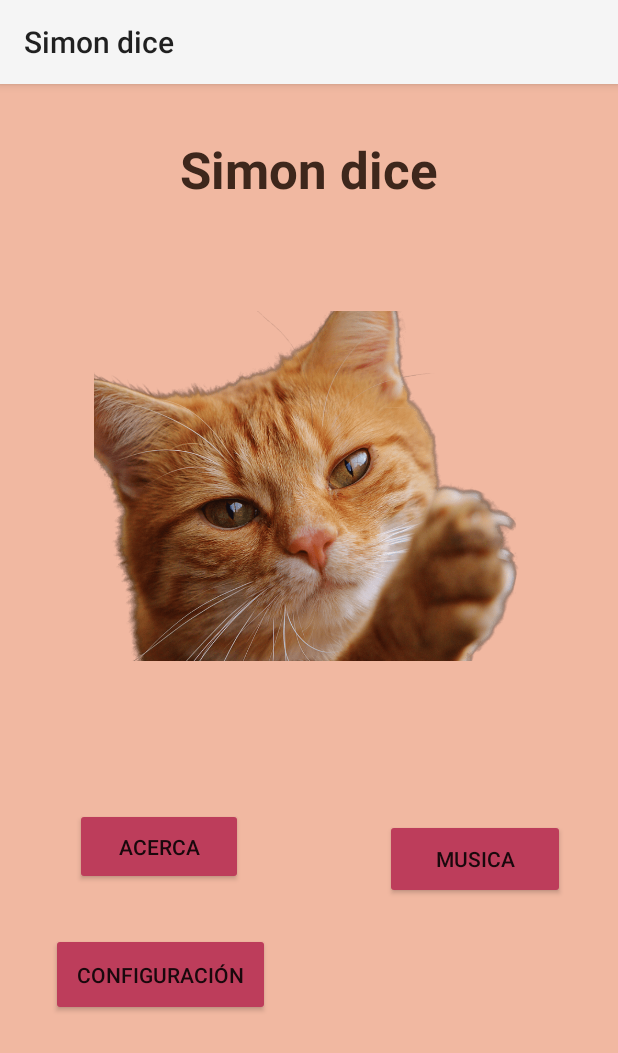
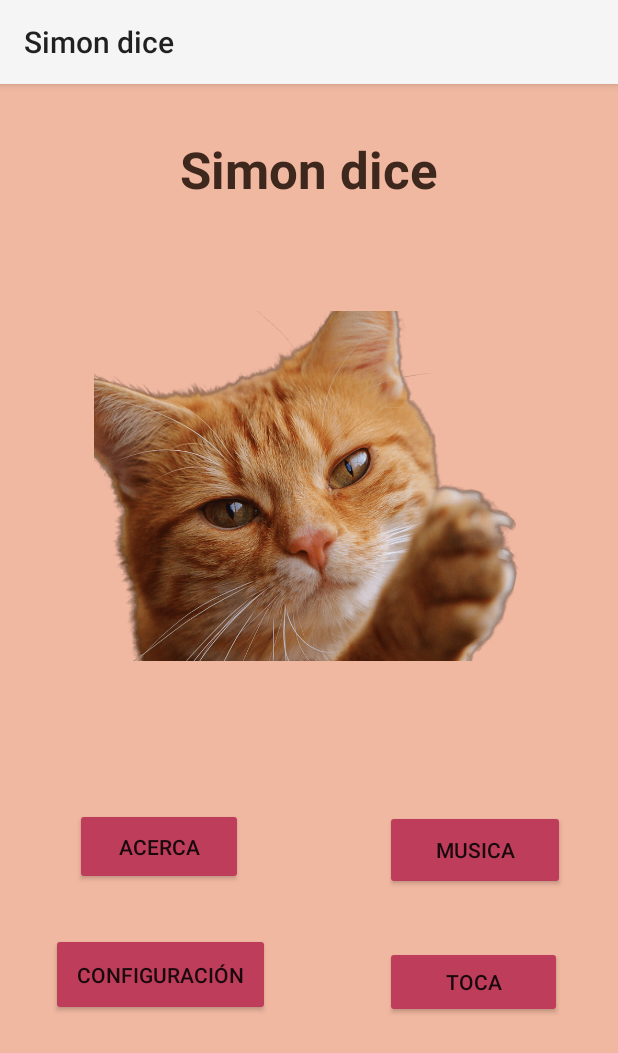
Before and after one commit to LisGC/Simon_dice, an Android app: the screen it shows after launch (MainActivity), on a phone screen of 412 x 824 dp. Shown: the top 1053 px of the screen. Run offline under Robolectric (Android 15) with nearby library versions, the phone set to English and light mode, and no system bars.

Commit message:
cosas de la actividad touch

```diff
--- a/app/src/main/AndroidManifest.xml
+++ b/app/src/main/AndroidManifest.xml
@@ -12,6 +12,9 @@
         android:supportsRtl="true"
         android:theme="@style/Theme.SimonDice"
         tools:targetApi="31">
+        <activity
+            android:name=".TouchActivity"
+            android:exported="false" />
         <activity
             android:name=".SettingsActivity2"
             android:exported="false"
--- a/app/src/main/java/cl/lisgc/simondice/MainActivity.kt
+++ b/app/src/main/java/cl/lisgc/simondice/MainActivity.kt
@@ -36,6 +36,14 @@ class MainActivity : AppCompatActivity() {
             val intentAbout = Intent(this,MusicActivity::class.java)
             startActivity(intentAbout)
         }
+
+        //Touch
+        val touchNavegation = findViewById<Button>(R.id.buttonTouch)
+
+        touchNavegation.setOnClickListener{
+            val intentAbout = Intent(this, TouchActivity::class.java)
+            startActivity(intentAbout)
+        }
     }
 
 }
--- a/app/src/main/res/layout/activity_main.xml
+++ b/app/src/main/res/layout/activity_main.xml
@@ -74,6 +74,23 @@
         android:text="@string/music"
         app:layout_constraintBottom_toBottomOf="parent"
         app:layout_constraintEnd_toEndOf="parent"
+        app:layout_constraintHorizontal_bias="1.0"
         app:layout_constraintStart_toEndOf="@+id/buttonAbout"
-        app:layout_constraintTop_toBottomOf="@+id/imageView3" />
+        app:layout_constraintTop_toBottomOf="@+id/imageView3"
+        app:layout_constraintVertical_bias="0.09" />
+
+    <Button
+        android:id="@+id/buttonTouch"
+        android:layout_width="118dp"
+        android:layout_height="48dp"
+        android:layout_marginStart="76dp"
+        android:layout_marginTop="21dp"
+        android:layout_marginEnd="37dp"
+        android:layout_marginBottom="129dp"
+        android:backgroundTint="@color/darkRose"
+        android:text="@string/touch"
+        app:layout_constraintBottom_toBottomOf="parent"
+        app:layout_constraintEnd_toEndOf="parent"
+        app:layout_constraintStart_toEndOf="@+id/buttonSettings"
+        app:layout_constraintTop_toBottomOf="@+id/buttonMusic" />
 </androidx.constraintlayout.widget.ConstraintLayout>
--- a/app/src/main/res/values/strings.xml
+++ b/app/src/main/res/values/strings.xml
@@ -11,10 +11,12 @@
     <string name="about">Acerca</string>
     <string name="settings">Configuración</string>
     <string name="music">Musica</string>
+    <string name="touchDown">Desliza</string>
 
     <string name="play">Reproducir</string>
     <string name="victory">Victoria</string>
     <string name="defeat">Derrota</string>
+    <string name="touch">Toca</string>
     <string name="title_activity_settings2">SettingsActivity2</string>
 
     <!-- Preference Titles -->
```
Also changed, not shown: app/src/main/java/cl/lisgc/simondice/MusicActivity.kt (+11 -0 lines), app/src/main/java/cl/lisgc/simondice/TouchActivity.kt (added, +48 -0 lines), app/src/main/res/layout/activity_touch.xml (added, +39 -0 lines), app/src/main/res/drawable/rata1.png (added), app/src/main/res/drawable/rata2.png (added), app/src/main/res/drawable/rata3.png (added).
